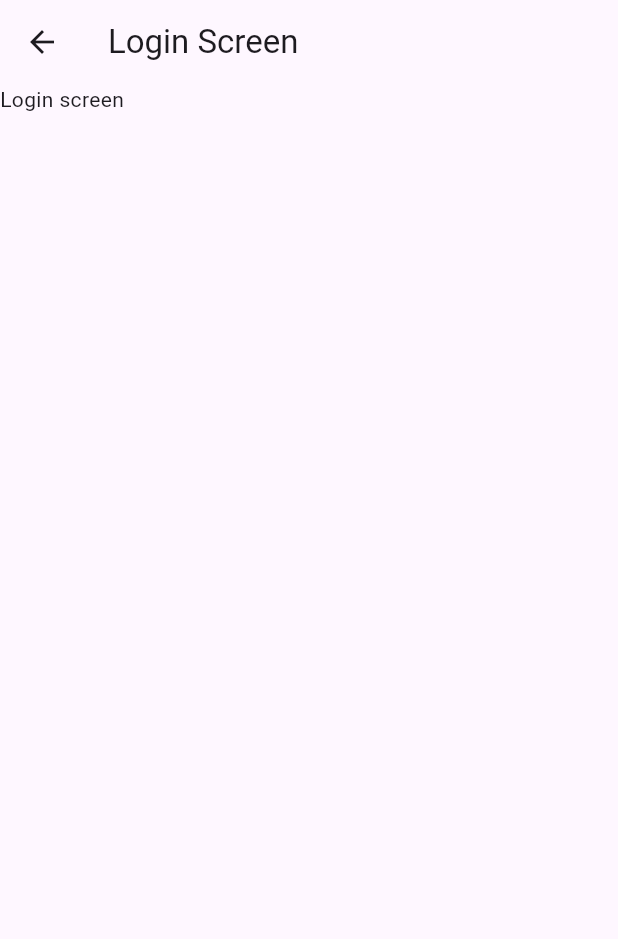
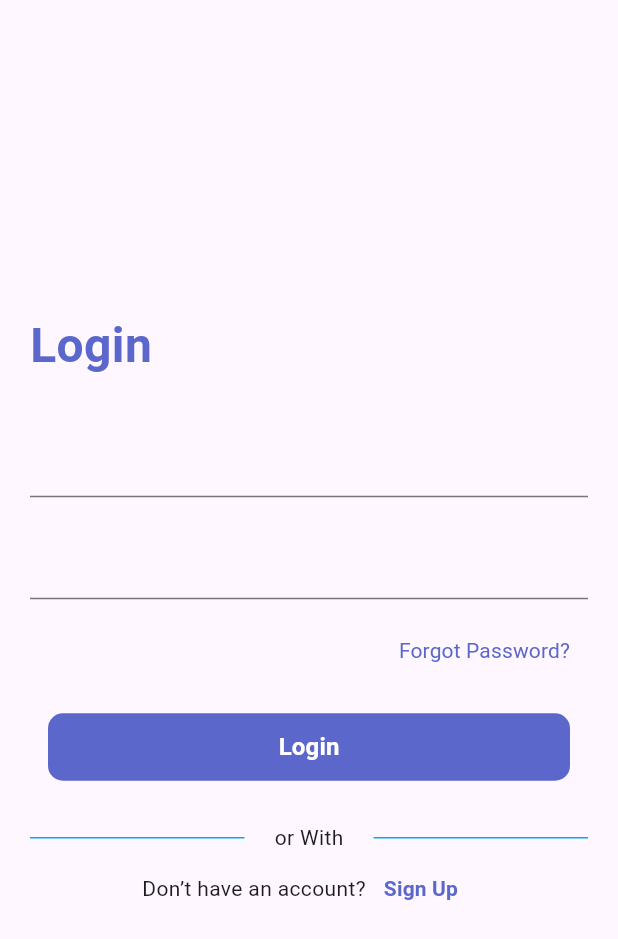
Before and after one commit to maheshmobileApp/flutter_tutorila_april, a Flutter app: the screen it shows after launch, after a tap on "Login", on a phone screen of 412 x 824 dp. Shown: the top 939 px of the screen. Run offline on Flutter 3.47's test engine with Material 3 defaults, Android fonts, the phone set to English and light mode, and no system bars.

Commit message:
login screen design

```diff
--- a/lib/login_screen.dart
+++ b/lib/login_screen.dart
@@ -11,12 +11,109 @@ class _LoginScreenState extends State<LoginScreen> {
   @override
   Widget build(BuildContext context) {
     return  Scaffold(
-      appBar: AppBar(
-        title: const Text('Login Screen'),
-      ),
+      // appBar: AppBar(
+      //   title: const Text('Login Screen'),
+      // ),
       body: Container(
-        child: Text("Login screen"),
+        width: MediaQuery.of(context).size.width,
+        height: MediaQuery.of(context).size.height,
+        margin: EdgeInsets.symmetric(horizontal: 20),
+        child: Column(
+          mainAxisAlignment: MainAxisAlignment.center,
+          crossAxisAlignment: CrossAxisAlignment.center,
+          children: [
+            Align(
+                alignment: Alignment.centerLeft,
+                child: Text(
+                  "Login",
+                  style: TextStyle(
+                      fontSize: 32,
+                      fontWeight: FontWeight.bold,
+                      color: Color(0xFF5B67CA)),
+                )),
+            SizedBox(
+              height: 30,
+            ),
+            TextFormField(),
+            SizedBox(
+              height: 20,
+            ),
+            TextFormField(),
+
+            Padding(
+              padding: const EdgeInsets.symmetric(vertical: 10),
+              child: Align(
+                  alignment: Alignment.centerRight,
+                  child: TextButton(
+                      onPressed: () {},
+                      child: Text("Forgot Password?",
+                          style: TextStyle(
+                              fontSize: 14,
+                              fontWeight: FontWeight.w400,
+                              color: Color(0xFF5B67CA))))),
+            ),
+
+            TextButton(
+                onPressed: () {
+                  print("button pressed");
+                },
+                child: Container(
+                    width: double.infinity,
+                    height: 45,
+                    alignment: Alignment.center,
+                    decoration: BoxDecoration(
+                        color: Color(0xFF5B67CA),
+                        borderRadius: BorderRadius.circular(10)),
+                    child: Text(
+                      "Login",
+                      style: TextStyle(
+                          fontSize: 16,
+                          fontWeight: FontWeight.w600,
+                          color: Colors.white),
+                    ))),
+
+                    SizedBox(height: 20,),
+
+            dividerWidget(),
+            dontHaveAccountWidget()
+          ],
+        ),
       ),
     );
   }
+
+  Widget dividerWidget() {
+    return Row(children: [
+      Expanded(
+          child: Divider(
+        height: 2,
+        color: Colors.lightBlue,
+      )),
+      Padding(
+        padding: const EdgeInsets.symmetric(horizontal: 20),
+        child: Text("or With"),
+      ),
+      Expanded(
+          child: Divider(
+        height: 2,
+        color: Colors.lightBlue,
+      ))
+    ]);
+  }
+
+  Widget dontHaveAccountWidget() {
+    return Row(mainAxisAlignment: MainAxisAlignment.center, children: [
+      Text("Don’t have an account?"),
+      TextButton(
+          onPressed: () {},
+          child: Text("Sign Up",
+              style: TextStyle(
+                  fontSize: 14,
+                  fontWeight: FontWeight.w700,
+                  color: Color(0xFF5B67CA))))
+    ]
+    );
+  }
+
+
 }
--- a/lib/main.dart
+++ b/lib/main.dart
@@ -14,8 +14,7 @@
   Widget build(BuildContext context) {
     return MaterialApp(
       debugShowCheckedModeBanner: false,
-      //  home: WelcomeScreen(),
-       initialRoute: "/welocme",
+      initialRoute: "/welocme",
       routes: {
         "/splash":(context) => SplashScreen(),
         "/login":(context) => LoginScreen(),
--- a/lib/welcome_screen.dart
+++ b/lib/welcome_screen.dart
@@ -43,7 +43,11 @@ class _WelcomeScreenState extends State<WelcomeScreen> {
 
             TextButton(onPressed: (){
               print("button pressed");
-              Navigator.pushNamed(context, "/login");
+              // Navigator.pop(context)/
+               Navigator.pushNamed(context, "/login");
+              // if (Navigator.canPop(context)) {
+              //   Navigator.pop(context);
+              // }
             }, child: Container(
               width: double.infinity,
               height: 45,
```
Also changed, not shown: 1 other file.
